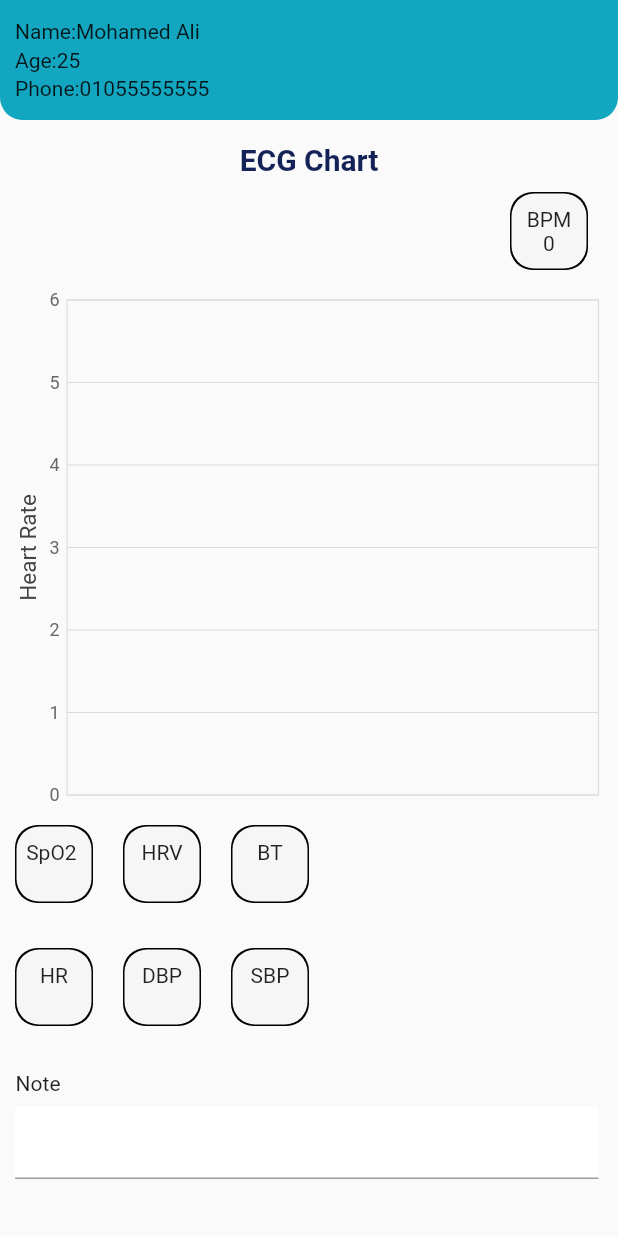
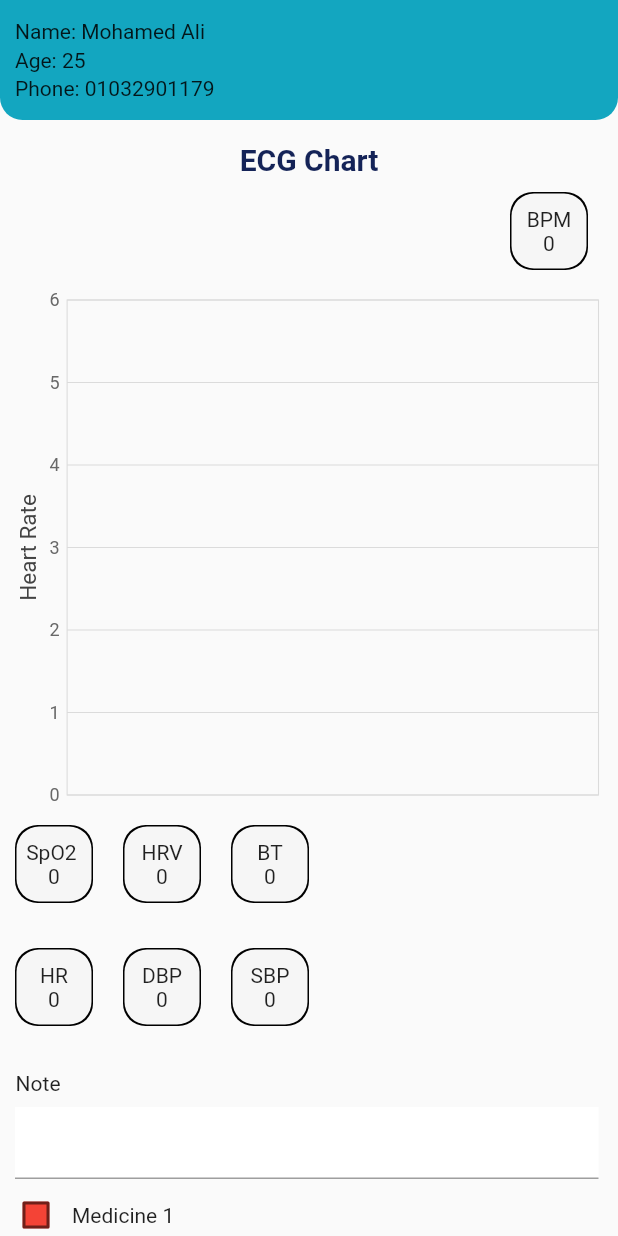
Before and after one commit to khaledsalah5/icare, a Flutter app: the bedScreen screen opened directly, on a phone screen of 412 x 824 dp. Run offline on Flutter 3.47's test engine with Material 2 defaults, Android fonts, the phone set to English and light mode, and no system bars; our stand-ins replace audioplayers, hive_flutter, modal_progress_hud_nsn, page_transition, syncfusion_flutter_charts; accounts and stored records are empty; network calls fail.

Commit message:
Last Commit .. Graduation Project is DONE!

```diff
--- a/lib/bed_screen.dart
+++ b/lib/bed_screen.dart
@@ -4,6 +4,7 @@ import 'dart:convert';
 import 'package:flutter/material.dart';
 import 'package:syncfusion_flutter_charts/charts.dart';
 import 'components/model.dart';
+import 'package:audioplayers/audioplayers.dart';
 
 class bedScreen extends StatefulWidget {
   @override
@@ -12,6 +13,8 @@ class bedScreen extends StatefulWidget {
 
 class _MyScreenState extends State<bedScreen> {
   late Map SpO2data;
+  final player = AudioPlayer();
+ // int btValue = 42, ecgValue = 120, spo2Value = 99;
 
   late Map ECGdata;
   late String BPMValue = '0';
@@ -20,19 +23,19 @@ class _MyScreenState extends State<bedScreen> {
 
   late Map NIBPdata;
 
-  late String SpO2Value = '';
+  late String SpO2Value = '0';
 
-  late String HRVValue = '';
-  late String BTdata = '';
-  late String hr = '';
-  late String dbp = '';
-  late String sbp = '';
+  late String HRVValue = '0';
+  late String BTdata = '0';
+  late String hr = '0';
+  late String dbp = '0';
+  late String sbp = '0';
 
   static const int updatetime = 300;
 
   List<DataPoint> dataPoints = [];
   Timer? timer;
-  int maximumDataPoints = 20; // Maximum number of data points to display
+  int maximumDataPoints = 5000; // Maximum number of data points to display
 
   @override
   void initState() {
@@ -42,6 +45,7 @@ class _MyScreenState extends State<bedScreen> {
     //getECGData();
     gettBTData();
     getNIBPData();
+    //checkBluetoothValue();
 
     fetchData(); // Fetch initial data when the screen loads
     timer = Timer.periodic(Duration(milliseconds: updatetime),
@@ -58,7 +62,7 @@ class _MyScreenState extends State<bedScreen> {
     Timer.periodic(Duration(milliseconds: updatetime), (timer) async {
       var headers = {'Content-Type': 'application/json'};
       var request = http.Request('GET',
-          Uri.parse('http://10.23.246.243/api/DisplaySensorValue?sensor=SpO2'));
+          Uri.parse('http://10.23.247.22/api/DisplaySensorValue?sensor=SpO2'));
       request.headers.addAll(headers);
 
       http.StreamedResponse response = await request.send();
@@ -67,6 +71,7 @@ class _MyScreenState extends State<bedScreen> {
         SpO2data = jsonDecode(respStr)["data"];
         SpO2Value = SpO2data['spO2'].toString();
         HRVValue = SpO2data['hrv'].toString();
+        checkBluetoothValue();
       });
 
       // print(SpO2data['spO2']); //spo2 value   //SpO2data['hrv']
@@ -77,7 +82,7 @@ class _MyScreenState extends State<bedScreen> {
     Timer.periodic(Duration(milliseconds: updatetime), (timer) async {
       var headers = {'Content-Type': 'application/json'};
       var request = http.Request('GET',
-          Uri.parse('http://10.23.246.243/api/DisplaySensorValue?sensor=BT'));
+          Uri.parse('http://10.23.247.22/api/DisplaySensorValue?sensor=BT'));
       request.headers.addAll(headers);
       http.StreamedResponse response = await request.send();
       final respStr = await response.stream.bytesToString();
@@ -114,7 +119,7 @@ class _MyScreenState extends State<bedScreen> {
     Timer.periodic(Duration(milliseconds: updatetime), (timer) async {
       var headers = {'Content-Type': 'application/json'};
       var request = http.Request('GET',
-          Uri.parse('http://10.23.246.243/api/DisplaySensorValue?sensor=NIBP'));
+          Uri.parse('http://10.23.247.22/api/DisplaySensorValue?sensor=NIBP'));
       request.headers.addAll(headers);
 
       http.StreamedResponse response = await request.send();
@@ -124,6 +129,8 @@ class _MyScreenState extends State<bedScreen> {
         hr = NIBPdata['hr'].toString();
         sbp = NIBPdata['sbp'].toString();
         dbp = NIBPdata['dbp'].toString();
+
+        checkBluetoothValue();
       });
 
       //  print(NIBPdata['sbp']); //الضغط value  //NIBPdata['dbp']      NIBPdata['hr']
@@ -224,6 +231,7 @@ class _MyScreenState extends State<bedScreen> {
                                     InputDecoration(alignLabelWithHint: false),
                               ),
                             )),
+                        CheckboxExample()
                       ]),
                 )
               ],
@@ -233,11 +241,46 @@ class _MyScreenState extends State<bedScreen> {
       ),
     ));
   }
+
+  void checkBluetoothValue() {
+    if ((int.parse(BTdata) < 30 ||
+        int.parse(BTdata) > 38 ) && int.parse(BTdata) != 0
+
+        // ECGValue1> 130 ||
+        // ECGValue1 < 50 ||
+        // int.parse(SpO2Value) < 95
+        )
+         {
+      showDialog(
+        context: context,
+        builder: (BuildContext context) {
+          // Play sound when dialog is shown
+          player.play(AssetSource('sound/censor-beep-10sec-8113.mp3'));
+          return AlertDialog(
+            title: Text('Alert'),
+            content: Text(
+                'The values have dropped to BT: $BTdata ECG: $ECGValue1 SpO2: $SpO2Value !'),
+            actions: <Widget>[
+              MaterialButton(
+                child: Text('OK'),
+                onPressed: () {
+                              Navigator.push(context, MaterialPageRoute(builder: (context) {
+              return bedScreen();
+            }));
+                },
+              ),
+            ],
+          );
+        },
+      );
+    }
+  }
+
   Future<void> fetchData() async {
     Timer.periodic(Duration(milliseconds: updatetime), (timer) async {
       var headers = {'Content-Type': 'application/json'};
       var request = http.Request('GET',
-          Uri.parse('http://10.23.246.243/api/DisplaySensorValue?sensor=ECG'));
+          Uri.parse('http://10.23.247.22/api/DisplaySensorValue?sensor=ECG'));
       request.headers.addAll(headers);
 
       http.StreamedResponse response = await request.send();
@@ -259,7 +302,6 @@ class _MyScreenState extends State<bedScreen> {
       }
     });
   }
-
 }
 
 class DataPoint {
@@ -283,9 +325,71 @@ Widget ECGChart(List<DataPoint> dataPoints1) {
         primaryYAxis: NumericAxis(
             axisLine: const AxisLine(width: 0),
             majorTickLines: const MajorTickLines(size: 0),
-            title: AxisTitle(text: 'Heart Rate'))
+            title: AxisTitle(text: 'Heart Rate'))),
+  );
+}
 
 
+
+
+class CheckboxExample extends StatefulWidget {
+  const CheckboxExample({Key? key}) : super(key: key);
+
+  @override
+  _CheckboxExampleState createState() => _CheckboxExampleState();
+}
+
+class _CheckboxExampleState extends State<CheckboxExample> {
+  bool isChecked1 = false;
+  bool isChecked2 = false;
+
+  @override
+  Widget build(BuildContext context) {
+    Color getColor(Set<MaterialState> states) {
+      const Set<MaterialState> interactiveStates = <MaterialState>{
+        MaterialState.pressed,
+        MaterialState.hovered,
+        MaterialState.focused,
+      };
+      if (states.any(interactiveStates.contains)) {
+        return Colors.blue;
+      }
+      return Colors.red;
+    }
+
+    return Column(
+      children: [
+        Row(
+          children: [
+            Checkbox(
+              checkColor: Colors.white,
+              fillColor: MaterialStateProperty.resolveWith(getColor),
+              value: isChecked1,
+              onChanged: (bool? value) {
+                setState(() {
+                  isChecked1 = value!;
+                });
+              },
             ),
-  );
+            const Text('Medicine 1'),
+          ],
+        ),
+        Row(
+          children: [
+            Checkbox(
+              checkColor: Colors.white,
+              fillColor: MaterialStateProperty.resolveWith(getColor),
+              value: isChecked2,
+              onChanged: (bool? value) {
+                setState(() {
+                  isChecked2 = value!;
+                });
+              },
+            ),
+            const Text('Medicine 2'),
+          ],
+        ),
+      ],
+    );
+  }
 }
--- a/lib/components/model.dart
+++ b/lib/components/model.dart
@@ -59,9 +59,9 @@ class User {
   }
 }
 
-late String PatientName = 'Mohamed Ali';
-late String PatientAge = '25';
-late String PatientNum = '01055555555';
+late String PatientName = ' Mohamed Ali';
+late String PatientAge = ' 25';
+late String PatientNum = ' 01032901179';
 late String PatientGender = 'Male';
 
 
--- a/lib/main.dart
+++ b/lib/main.dart
@@ -18,7 +18,7 @@ class MyApp extends StatelessWidget {
       debugShowCheckedModeBanner: false,
       title: 'Flutter',
       theme: ThemeData(),
-      home:bedScreen(),  //LoginScreen(),
+      home:LoginScreen(),
 
     );
   }
--- a/lib/screens/add_modify_user_screen.dart
+++ b/lib/screens/add_modify_user_screen.dart
@@ -273,6 +273,7 @@ class _AddModifyUserScreenState extends State<AddModifyUserScreen> {
                     password1 = value;
                   },
                   autofocus: true,
+                  obscureText: true,
                   textAlign: TextAlign.center,
                   decoration: kTextFieldDecoration.copyWith(
                       hintText: 'Enter password.*'),
--- a/pubspec.yaml
+++ b/pubspec.yaml
@@ -52,6 +52,7 @@ dependencies:
   #cupertino_icons: ^1.0.2
   modal_progress_hud_nsn: ^0.1.0-nullsafety-1
   http: ^0.13.4
+  audioplayers: ^4.1.0
   # dia: ^0.1.5
 
 
@@ -103,6 +104,7 @@ flutter:
   assets:
     - assets/
     - assets/icons/
+    - assets/sound/
 
   # An image asset can refer to one or more resolution-specific "variants", see
   # https://flutter.dev/assets-and-images/#resolution-aware
```
Also changed, not shown: lib/components/key.dart (+1 -1 lines), lib/room_screen.dart (+6 -3 lines), pubspec.lock, 2 other files.
